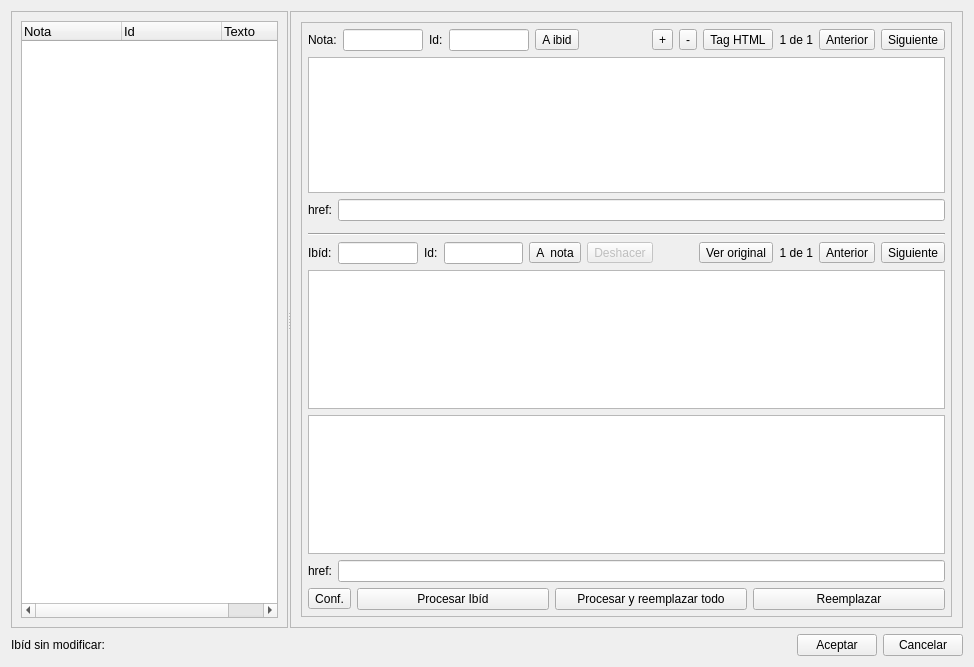
Qt form src/mainWindow.ui (polirritmico/IbidEPL) before a commit.
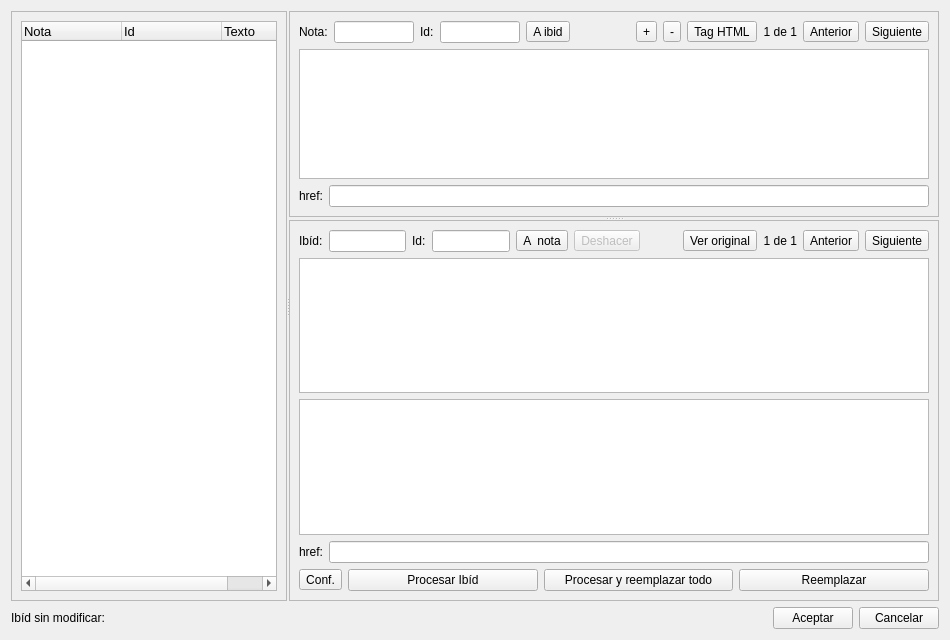
The same form after that commit. Icons and pictures are not drawn.

Commit message: Change containers. Splited right framo to top and bottom

What changed in the file:
```diff
--- a/src/mainWindow.ui
+++ b/src/mainWindow.ui
@@ -6,8 +6,8 @@
    <rect>
     <x>0</x>
     <y>0</y>
-    <width>974</width>
-    <height>667</height>
+    <width>950</width>
+    <height>640</height>
    </rect>
   </property>
   <property name="windowTitle">
@@ -77,52 +77,43 @@
      </widget>
      <widget class="QFrame" name="FrameRight">
       <property name="frameShape">
-       <enum>QFrame::StyledPanel</enum>
+       <enum>QFrame::NoFrame</enum>
       </property>
       <property name="frameShadow">
        <enum>QFrame::Raised</enum>
       </property>
-      <layout class="QVBoxLayout" name="verticalLayout_6">
+      <property name="lineWidth">
+       <number>0</number>
+      </property>
+      <layout class="QVBoxLayout" name="verticalLayout_3">
        <property name="leftMargin">
-        <number>10</number>
+        <number>0</number>
        </property>
        <property name="topMargin">
-        <number>10</number>
+        <number>0</number>
        </property>
        <property name="rightMargin">
-        <number>10</number>
+        <number>0</number>
        </property>
        <property name="bottomMargin">
-        <number>10</number>
+        <number>0</number>
        </property>
        <item>
         <widget class="QSplitter" name="splitterHorizontal">
-         <property name="frameShape">
-          <enum>QFrame::StyledPanel</enum>
-         </property>
          <property name="orientation">
           <enum>Qt::Vertical</enum>
          </property>
          <property name="handleWidth">
-          <number>0</number>
+          <number>3</number>
          </property>
-         <property name="childrenCollapsible">
-          <bool>false</bool>
-         </property>
-         <widget class="QWidget" name="layoutWidget">
-          <layout class="QVBoxLayout" name="RightTopFrame">
-           <property name="leftMargin">
-            <number>6</number>
-           </property>
-           <property name="topMargin">
-            <number>6</number>
-           </property>
-           <property name="rightMargin">
-            <number>6</number>
-           </property>
-           <property name="bottomMargin">
-            <number>6</number>
-           </property>
+         <widget class="QFrame" name="IbidFrame">
+          <property name="frameShape">
+           <enum>QFrame::StyledPanel</enum>
+          </property>
+          <property name="frameShadow">
+           <enum>QFrame::Raised</enum>
+          </property>
+          <layout class="QVBoxLayout" name="verticalLayout_4">
            <item>
             <layout class="QHBoxLayout" name="NoteLayout">
              <item>
@@ -355,29 +346,16 @@
            </item>
           </layout>
          </widget>
-         <widget class="QWidget" name="layoutWidget">
-          <layout class="QVBoxLayout" name="RightBottomFrame">
-           <property name="leftMargin">
-            <number>6</number>
-           </property>
-           <property name="topMargin">
-            <number>6</number>
-           </property>
-           <property name="rightMargin">
-            <number>6</number>
-           </property>
-           <property name="bottomMargin">
-            <number>6</number>
-           </property>
+         <widget class="QFrame" name="NoteFrame">
+          <property name="frameShape">
+           <enum>QFrame::StyledPanel</enum>
+          </property>
+          <property name="frameShadow">
+           <enum>QFrame::Raised</enum>
+          </property>
+          <layout class="QVBoxLayout" name="verticalLayout_5">
            <item>
-            <widget class="Line" name="line">
-             <property name="orientation">
-              <enum>Qt::Horizontal</enum>
-             </property>
-            </widget>
-           </item>
-           <item>
-            <layout class="QHBoxLayout" name="IbidLayout">
+            <layout class="QHBoxLayout" name="IbidControlsLayout">
              <item>
               <widget class="QLabel" name="IbidLabel">
                <property name="text">
@@ -601,7 +579,7 @@
             </layout>
            </item>
            <item>
-            <layout class="QHBoxLayout" name="ModifyLayout">
+            <layout class="QHBoxLayout" name="IbidModifyLayout">
              <item>
               <widget class="QToolButton" name="ConfigButton">
                <property name="sizePolicy">
@@ -698,7 +676,7 @@
       </widget>
      </item>
      <item>
-      <spacer name="horizontalSpacer">
+      <spacer name="messageSpacer">
        <property name="orientation">
         <enum>Qt::Horizontal</enum>
        </property>
```
